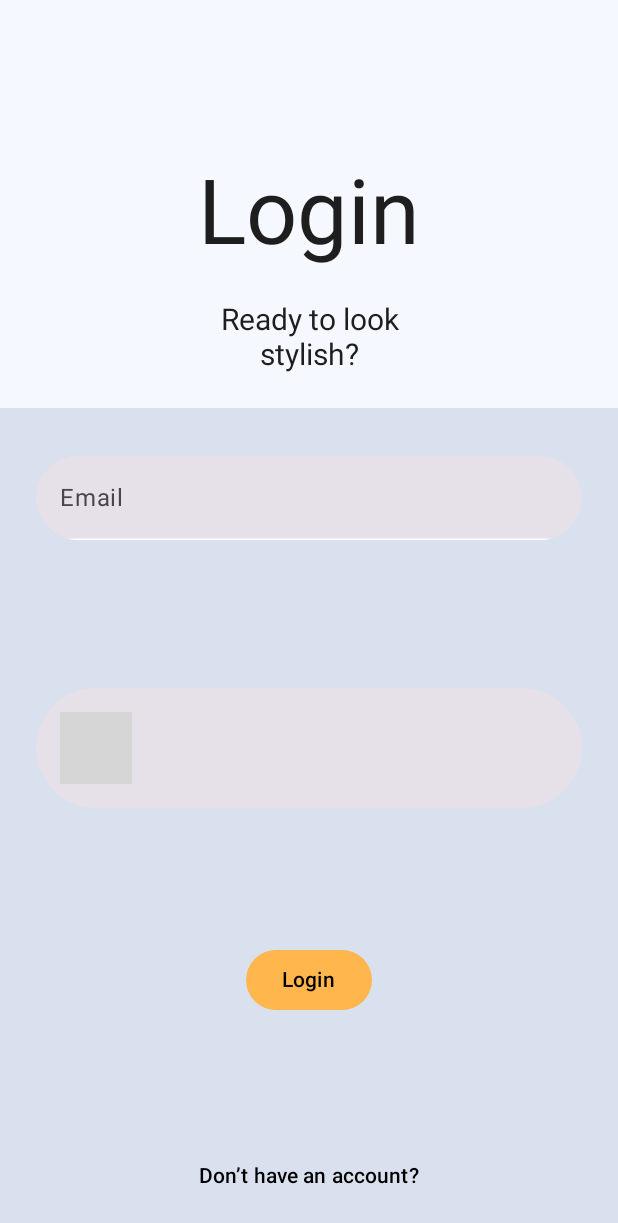
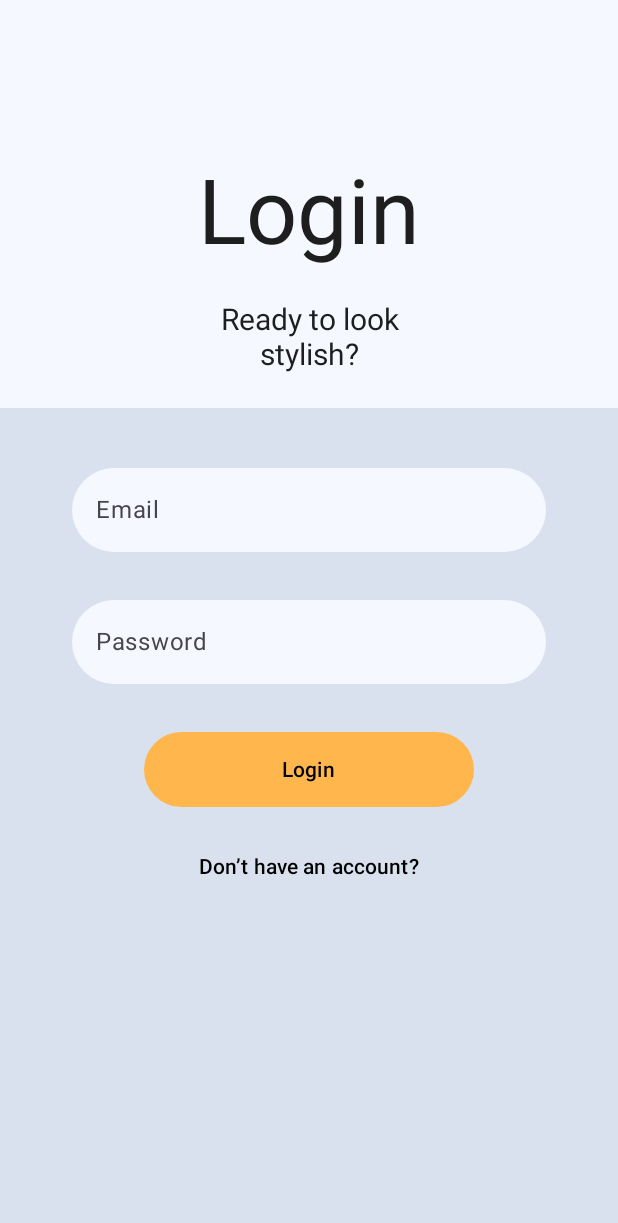
Before and after one commit to Bagg3/WeatherWear, an Android app built with Jetpack Compose: the @Preview function PreviewScreenLayout, on a phone screen of 412 x 824 dp. Shown: the top 1223 px of the screen. Run offline under Robolectric (Android 15) with nearby library versions, the phone set to English and light mode, and no system bars; grey boxes are pictures that could not be loaded.

Commit message:
Finish AuthScreenLayout

```diff
--- a/app/src/main/java/com/mad/weatherwear/shared/ui/AuthScreenLayout.kt
+++ b/app/src/main/java/com/mad/weatherwear/shared/ui/AuthScreenLayout.kt
@@ -38,7 +38,7 @@ import com.mad.weatherwear.ui.theme.TextPrimary
 fun AuthScreenLayout(
     modifier: Modifier = Modifier,
     titleText: String,
-    subTitleText:String,
+    subTitleText: String,
     emailInput: String,
     onEmailInputChange: (String) -> Unit,
     passwordInput: String,
@@ -80,11 +80,11 @@ fun AuthScreenLayout(
             modifier = modifier
                 .fillMaxWidth()
                 .fillMaxHeight(0.66f)
-                .padding(16.dp)
+                .padding(horizontal = 32.dp, vertical = 16.dp)
                 .align(Alignment.BottomCenter),
-            verticalArrangement = Arrangement.SpaceBetween,
+            verticalArrangement = Arrangement.Top,
             horizontalAlignment = Alignment.CenterHorizontally
-        ){
+        ) {
             Row(verticalAlignment = Alignment.CenterVertically) {
                 TextField(
                     singleLine = true,
@@ -93,18 +93,19 @@ fun AuthScreenLayout(
                     keyboardOptions = KeyboardOptions(keyboardType = KeyboardType.Email),
                     modifier = modifier
                         .weight(0.7f)
-                        .padding(8.dp),
+                        .padding(16.dp),
                     shape = CircleShape,
                     colors = TextFieldDefaults.colors(
-                        focusedIndicatorColor = Color.LightGray,
-                        unfocusedIndicatorColor = Color.White,
+                        focusedContainerColor = BgPrimary,
+                        unfocusedContainerColor = BgPrimary,
+                        focusedIndicatorColor = Color.Transparent,
+                        unfocusedIndicatorColor = Color.Transparent,
                     ),
                     placeholder = { Text("Email") },
                 )
             }
             Row(verticalAlignment = Alignment.CenterVertically) {
                 TextField(
-                    passwordInput = true,
                     singleLine = true,
                     value = passwordInput,
                     onValueChange = onPasswordInputChange,
@@ -112,20 +113,34 @@ fun AuthScreenLayout(
                     visualTransformation = PasswordVisualTransformation(),
                     modifier = Modifier
                         .weight(0.7f)
-                        .padding(8.dp),
+                        .padding(16.dp),
                     shape = CircleShape,
+
                     colors = TextFieldDefaults.colors(
+                        focusedContainerColor = BgPrimary,
+                        unfocusedContainerColor = BgPrimary,
                         focusedIndicatorColor = Color.Transparent,
                         unfocusedIndicatorColor = Color.Transparent,
                     ),
-                    placeholder = { Text("Password") },
-                    )
+
+                    placeholder = {
+                        Text(
+                            "Password"
+                        )
+                    },
+                )
             }
-            Button(onClick = onButtonClick,
+            Button(
+                onClick = onButtonClick,
                 colors = ButtonDefaults.buttonColors(
                     containerColor = Accent,
                     contentColor = Color.Black
-                )) { Text(buttonText) }
+                ),
+                modifier = modifier
+                    .fillMaxWidth()
+                    .padding(horizontal = 64.dp, vertical = 16.dp)
+                    .height(50.dp),
+            ) { Text(buttonText) }
 
             TextButton(onClick = onNavigationClick) {
                 Text(navigationText, color = Color.Black)
```
